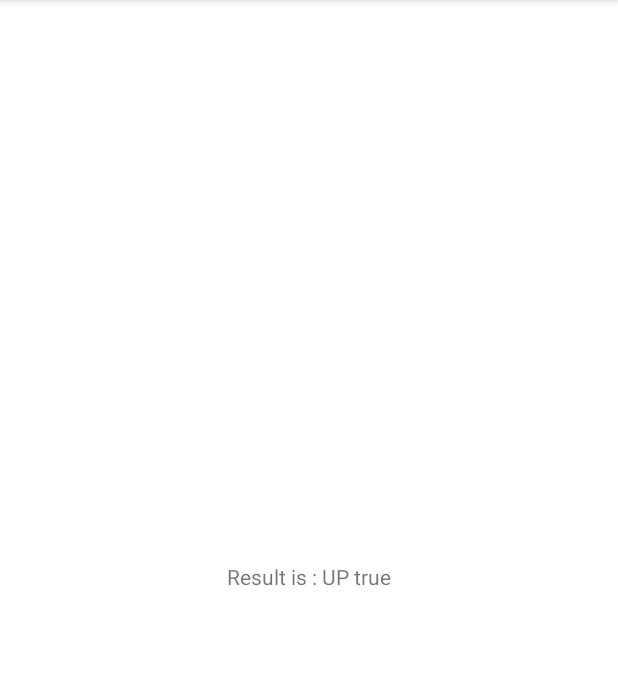
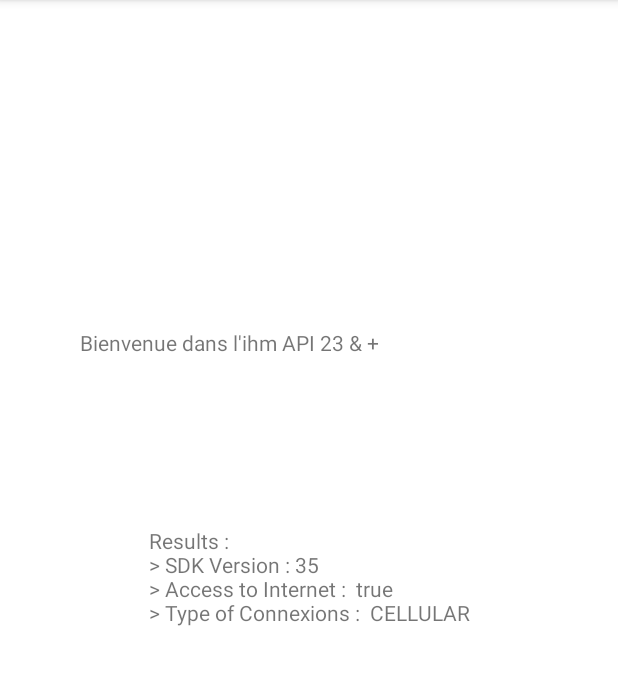
Before and after one commit to besstiolle/maBanque, an Android app: the screen it shows after launch (MainActivity), on a phone screen of 412 x 824 dp, the part 84-769 px from its top. Run offline under Robolectric (Android 15) with nearby library versions, the phone set to English and light mode, and no system bars.

Commit message:
:recycle: Split view & :sparkles: add "Type of Connexions" feature

```diff
--- a/app/src/main/java/com/zenika/rennes/nettracker/MainActivity.kt
+++ b/app/src/main/java/com/zenika/rennes/nettracker/MainActivity.kt
@@ -7,31 +7,46 @@ import android.widget.TextView
 import androidx.appcompat.app.AppCompatActivity
 
 class MainActivity : AppCompatActivity() {
+
+    private var netMeter: NetMeter? = null
+
     override fun onCreate(savedInstanceState: Bundle?) {
         super.onCreate(savedInstanceState)
-        setContentView(R.layout.activity_main)
-        //newText("is Online + ")
+        setContentView(R.layout.activity_stand_by)
+
+        // Initiate netMeter instance
+        initNetMeter()
+
         checkIsOnline()
     }
 
-    private fun newText(textParam: CharSequence){
-
-        val textView = findViewById<View>(R.id.textView3) as TextView
-        textView.text = textParam
+    private fun initNetMeter(){
+        /* Make sure we're running on Marshmallow or higher to use NetworkCapabilities APIs */
+        netMeter = if (Build.VERSION.SDK_INT >= Build.VERSION_CODES.M) {
+            setContentView(R.layout.activity_main_23)
+            NetMeter23()
+        } else {
+            setContentView(R.layout.activity_main_16)
+            NetMeter16()
+        }
     }
 
     private fun checkIsOnline(){
-        // Make sure we're running on Marshmallow or higher to use NetworkCapabilities APIs
-        val state: CharSequence
-        val netMeter : NetMeter = if (Build.VERSION.SDK_INT >= Build.VERSION_CODES.M) {
-            state = "UP"
-            NetMeter23()
-        } else {
-            state = "BOTTOM"
-            NetMeter16()
-        }
+        val sdkVersion: Int = Build.VERSION.SDK_INT
 
-        val onLine: Boolean = netMeter.isOnline(applicationContext)
-        newText("Result is : $state $onLine")
+        val onLine: Boolean = netMeter!!.isOnline(applicationContext)
+
+        val capabilities = netMeter!!.getCapabilities(applicationContext).joinToString()
+
+
+        updateRapport("Results : \n" +
+                "> SDK Version : $sdkVersion \n" +
+                "> Access to Internet :  $onLine \n" +
+                "> Type of Connexions :  $capabilities")
+    }
+
+    private fun updateRapport(textParam: CharSequence){
+        val textView = findViewById<View>(R.id.rapport) as TextView
+        textView.text = textParam
     }
 }
--- a/app/src/main/java/com/zenika/rennes/nettracker/NetMeter.kt
+++ b/app/src/main/java/com/zenika/rennes/nettracker/NetMeter.kt
@@ -4,5 +4,14 @@ import android.content.Context
 
 interface NetMeter {
 
-    abstract fun isOnline(context: Context): Boolean;
+    /**
+     * Return true if connexion to internet is enabled
+     */
+    abstract fun isOnline(context: Context): Boolean
+
+    /**
+     * @return MutableCollection<String> of type of capabilities
+     *
+     */
+    abstract fun getCapabilities(context: Context): MutableCollection<String>
 }
--- a/app/src/main/java/com/zenika/rennes/nettracker/NetMeter23.kt
+++ b/app/src/main/java/com/zenika/rennes/nettracker/NetMeter23.kt
@@ -17,18 +17,38 @@ class NetMeter23 : NetMeter {
         val connectivityManager = context.getSystemService(Context.CONNECTIVITY_SERVICE) as ConnectivityManager
         val capabilities = connectivityManager.getNetworkCapabilities(connectivityManager.activeNetwork)
         if (capabilities != null) {
-            if (capabilities.hasTransport(NetworkCapabilities.TRANSPORT_CELLULAR)) {
-                Log.i("Internet", "NetworkCapabilities.TRANSPORT_CELLULAR")
-                return true
-            } else if (capabilities.hasTransport(NetworkCapabilities.TRANSPORT_WIFI)) {
-                Log.i("Internet", "NetworkCapabilities.TRANSPORT_WIFI")
-                return true
-            } else if (capabilities.hasTransport(NetworkCapabilities.TRANSPORT_ETHERNET)) {
-                Log.i("Internet", "NetworkCapabilities.TRANSPORT_ETHERNET")
-                return true
-            }
+            return capabilities.hasTransport(NetworkCapabilities.TRANSPORT_CELLULAR)
+                || capabilities.hasTransport(NetworkCapabilities.TRANSPORT_WIFI)
+                || capabilities.hasTransport(NetworkCapabilities.TRANSPORT_ETHERNET)
         }
 
         return false
     }
+
+
+    /**
+     * Version minimal : API 23. Current targeted min version : 16
+     */
+    @RequiresApi(Build.VERSION_CODES.M)
+    override fun getCapabilities(context: Context): MutableCollection<String> {
+        val connectivityManager = context.getSystemService(Context.CONNECTIVITY_SERVICE) as ConnectivityManager
+        val capabilities = connectivityManager.getNetworkCapabilities(connectivityManager.activeNetwork)
+        val values = mutableListOf<String>()
+        if (capabilities != null) {
+
+            if (capabilities.hasTransport(NetworkCapabilities.TRANSPORT_CELLULAR)) {
+                values.add("CELLULAR")
+            }
+
+            if (capabilities.hasTransport(NetworkCapabilities.TRANSPORT_WIFI)) {
+                values.add("WIFI")
+            }
+
+            if (capabilities.hasTransport(NetworkCapabilities.TRANSPORT_ETHERNET)) {
+                values.add("ETHERNET")
+            }
+        }
+
+        return values
+    }
 }
--- a/app/src/main/res/layout/activity_main.xml
+++ b/app/src/main/res/layout/activity_main_23.xml
@@ -7,7 +7,19 @@
     tools:context=".MainActivity">
 
     <TextView
-        android:id="@+id/textView3"
+        android:id="@+id/title"
+        android:layout_width="217dp"
+        android:layout_height="30dp"
+        android:text="@string/bienvenue_dans_l_ihm_api_23"
+        app:layout_constraintBottom_toBottomOf="parent"
+        app:layout_constraintHorizontal_bias="0.274"
+        app:layout_constraintLeft_toLeftOf="parent"
+        app:layout_constraintRight_toRightOf="parent"
+        app:layout_constraintTop_toTopOf="parent"
+        app:layout_constraintVertical_bias="0.296" />
+
+    <TextView
+        android:id="@+id/rapport"
         android:layout_width="wrap_content"
         android:layout_height="wrap_content"
         android:text="Hello World!"
--- a/app/src/main/res/values/strings.xml
+++ b/app/src/main/res/values/strings.xml
@@ -1,3 +1,6 @@
 <resources>
     <string name="app_name">NetTracker</string>
+    <string name="please_standby">Please StandBy</string>
+    <string name="bienvenue_dans_l_ihm_api_23">Bienvenue dans l\'ihm API 23 &amp; +</string>
+    <string name="bienvenue_dans_l_ihm_api_16">Bienvenue dans l\'ihm API &lt; à 23</string>
 </resources>
```
Also changed, not shown: app/src/main/java/com/zenika/rennes/nettracker/NetMeter16.kt (+24 -4 lines), app/src/main/res/layout/activity_main_16.xml (added, +32 -0 lines), app/src/main/res/layout/activity_stand_by.xml (added, +20 -0 lines).
